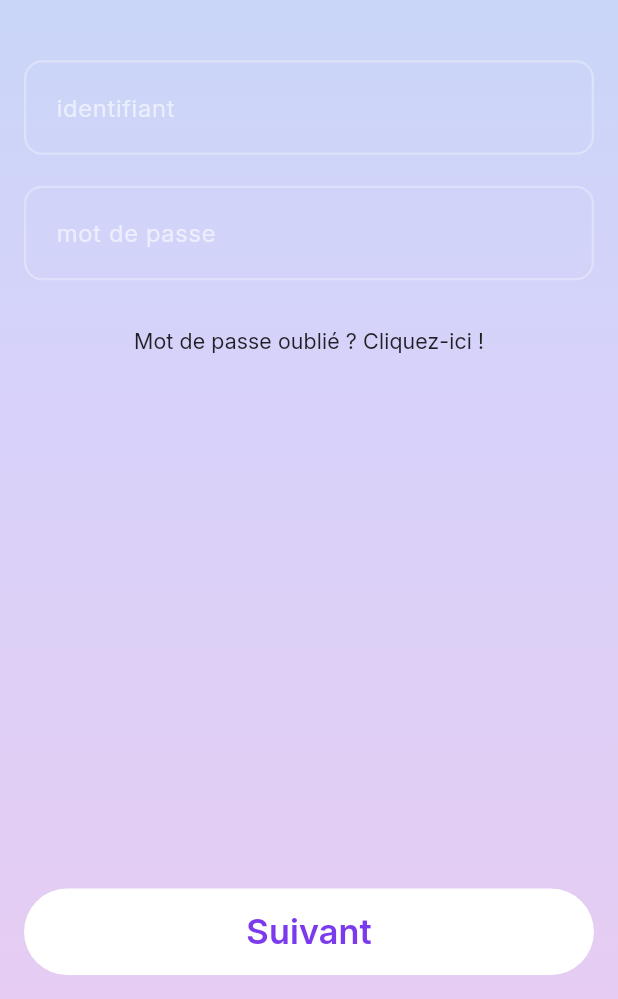
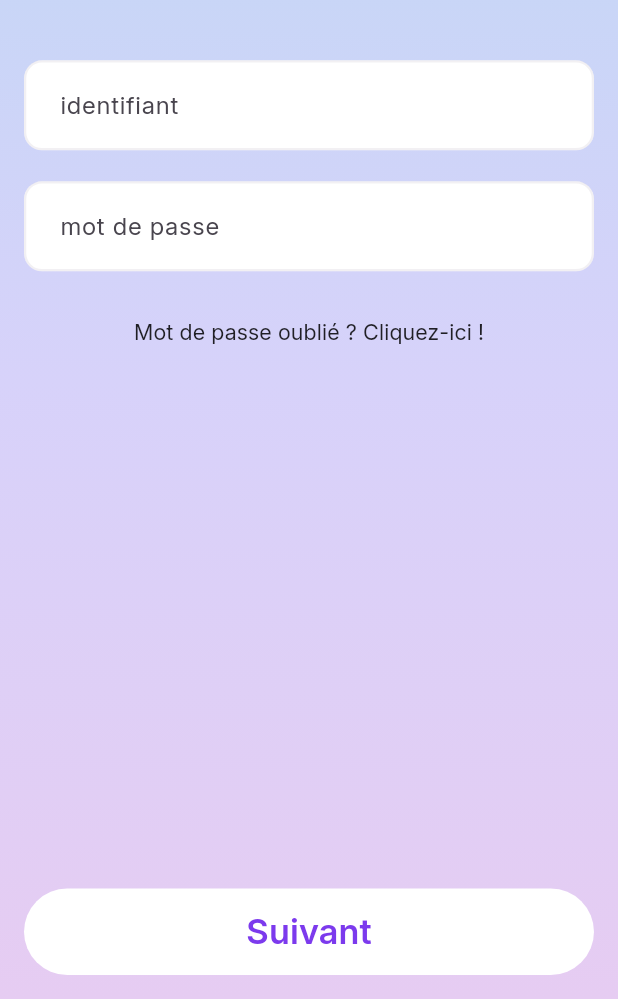
Before and after one commit to chaouche-praetoria/companion-itic, a Flutter app: the screen it shows after launch, on a phone screen of 412 x 824 dp, the part 237-1236 px from its top. Run offline on Flutter 3.47's test engine with Material 3 defaults, Android fonts, the phone set to English and light mode, and no system bars; our stand-ins replace flutter_svg, google_fonts, shared_preferences.

Commit message:
Refactor(CustomTextField): Integrate theme-aware styling
This commit refactors the `CustomTextField` widget to use colors and properties from the application's `ThemeData`, removing hardcoded values and improving consistency with the overall theme.

**Key changes:**

- **Removed `Container` wrapper**: The `TextField` now directly handles its own border and background decoration.
- **Theme Integration**:
    - Fetches `ColorScheme` and custom `BrandGradients` from the current theme.
    - Uses `theme.brightness` to determine if the theme is dark or light.
- **Dynamic Colors**:
    - `backgroundColor` is set to `Colors.black` for dark mode and `Colors.white` for light mode.
    - `textColor` now uses `brand.text` or falls back to theme-appropriate colors.
    - `hintColor` is now sourced from `cs.onSurfaceVariant`.
    - `cursorColor` is set to `cs.primary`.
- **Border Styling**:
    - Replaced the single `BoxDecoration` border with `OutlineInputBorder`.
    - `enabledBorder` color uses `cs.outlineVariant` with opacity adjusted for the theme.
    - `focusedBorder` color is set to the theme's primary color (`cs.primary`).
    - Added theme-aware styles for `errorBorder` and `focusedErrorBorder` using `cs.error`.
- **Imports**: Replaced the unused `app_colors.dart` import with `brand_gradients.dart`.

```diff
--- a/lib/widgets/custom_text_field.dart
+++ b/lib/widgets/custom_text_field.dart
@@ -1,8 +1,7 @@
-// lib/widgets/custom_text_field.dart
 import 'package:flutter/material.dart';
 import 'package:google_fonts/google_fonts.dart';
-import '../constants/app_colors.dart';
 import '../constants/app_sizes.dart';
+import '../utils/theme/brand_gradients.dart';
 
 class CustomTextField extends StatelessWidget {
   final TextEditingController controller;
@@ -26,42 +25,65 @@ class CustomTextField extends StatelessWidget {
 
   @override
   Widget build(BuildContext context) {
-    final screenHeight = MediaQuery.of(context).size.height;
-    final isSmallScreen = screenHeight < 700;
+    final size = MediaQuery.of(context).size;
+    final isSmallScreen = size.height < 700;
     final fontSize = isSmallScreen ? 14.0 : 16.0;
 
-    return Container(
-      decoration: BoxDecoration(
-        border: Border.all(
-          color: AppColors.white.withOpacity(0.3),
-          width: AppSizes.borderWidth,
-        ),
-        borderRadius: BorderRadius.circular(AppSizes.borderRadius),
-      ),
-      child: TextField(
+    final theme = Theme.of(context);
+    final cs = theme.colorScheme;
+    final brand = theme.extension<BrandGradients>();
+    final isDark = theme.brightness == Brightness.dark;
+
+    final bgColor   = isDark ? Colors.black : Colors.white;
+    final textColor = brand?.text ?? (isDark ? Colors.white : Colors.black87);
+    final hintColor = cs.onSurfaceVariant;
+    final borderColor =
+    cs.outlineVariant.withOpacity(isDark ? 0.35 : 0.25);
+    final focusedBorderColor = cs.primary;
+
+    return TextField(
       controller: controller,
       obscureText: obscureText,
       keyboardType: keyboardType,
       textInputAction: textInputAction,
       focusNode: focusNode,
       onSubmitted: (_) => onSubmitted?.call(),
+      cursorColor: cs.primary,
       style: GoogleFonts.inter(
-          color: AppColors.white,
+        color: textColor,
         fontSize: fontSize,
       ),
       decoration: InputDecoration(
+        isDense: true,
+        filled: true,
+        fillColor: bgColor,
         hintText: hint,
         hintStyle: GoogleFonts.inter(
-            color: AppColors.white.withOpacity(0.6),
+          color: hintColor,
           fontSize: fontSize,
+          fontWeight: FontWeight.w400,
         ),
-          border: InputBorder.none,
         contentPadding: EdgeInsets.symmetric(
           horizontal: AppSizes.inputHorizontalPadding,
           vertical: isSmallScreen
               ? AppSizes.inputVerticalPadding * 0.8
               : AppSizes.inputVerticalPadding,
         ),
+        enabledBorder: OutlineInputBorder(
+          borderRadius: BorderRadius.circular(AppSizes.borderRadius),
+          borderSide: BorderSide(color: borderColor, width: AppSizes.borderWidth),
+        ),
+        focusedBorder: OutlineInputBorder(
+          borderRadius: BorderRadius.circular(AppSizes.borderRadius),
+          borderSide: BorderSide(color: focusedBorderColor, width: AppSizes.borderWidth),
+        ),
+        errorBorder: OutlineInputBorder(
+          borderRadius: BorderRadius.circular(AppSizes.borderRadius),
+          borderSide: BorderSide(color: cs.error.withOpacity(0.9), width: AppSizes.borderWidth),
+        ),
+        focusedErrorBorder: OutlineInputBorder(
+          borderRadius: BorderRadius.circular(AppSizes.borderRadius),
+          borderSide: BorderSide(color: cs.error, width: AppSizes.borderWidth),
         ),
       ),
     );
```
Lines whose indentation alone changed are shown as unchanged.
